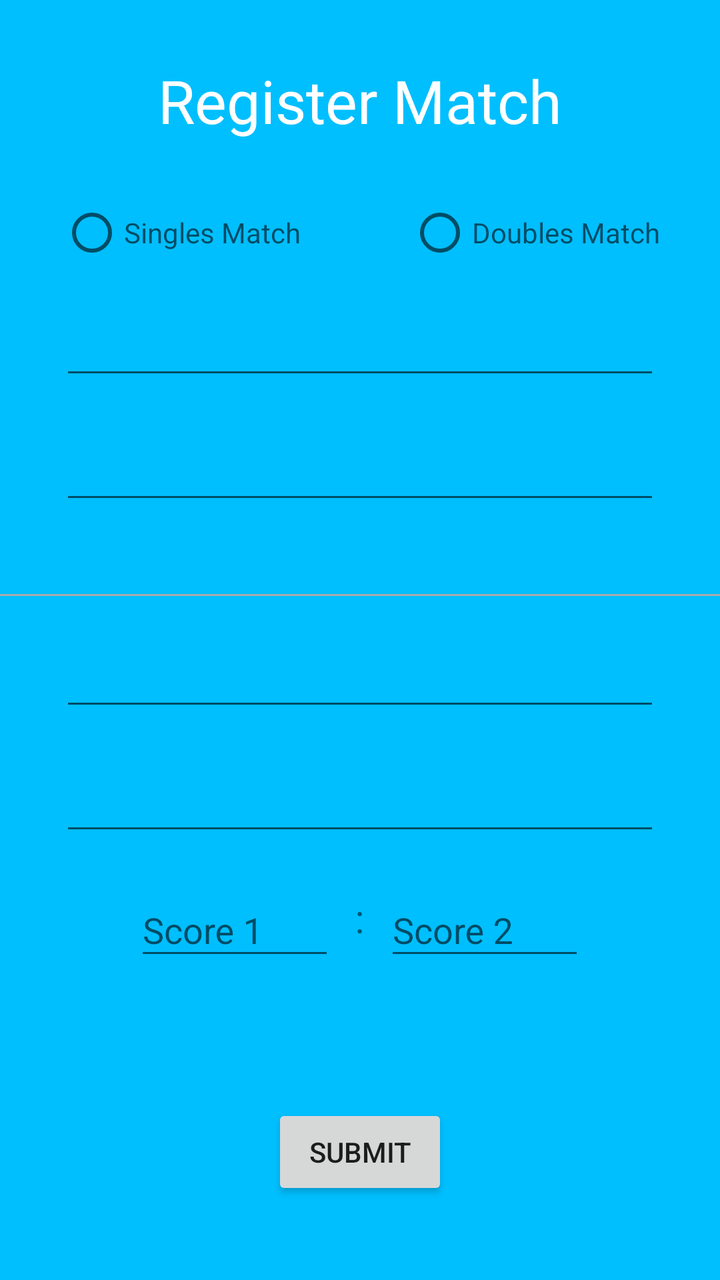
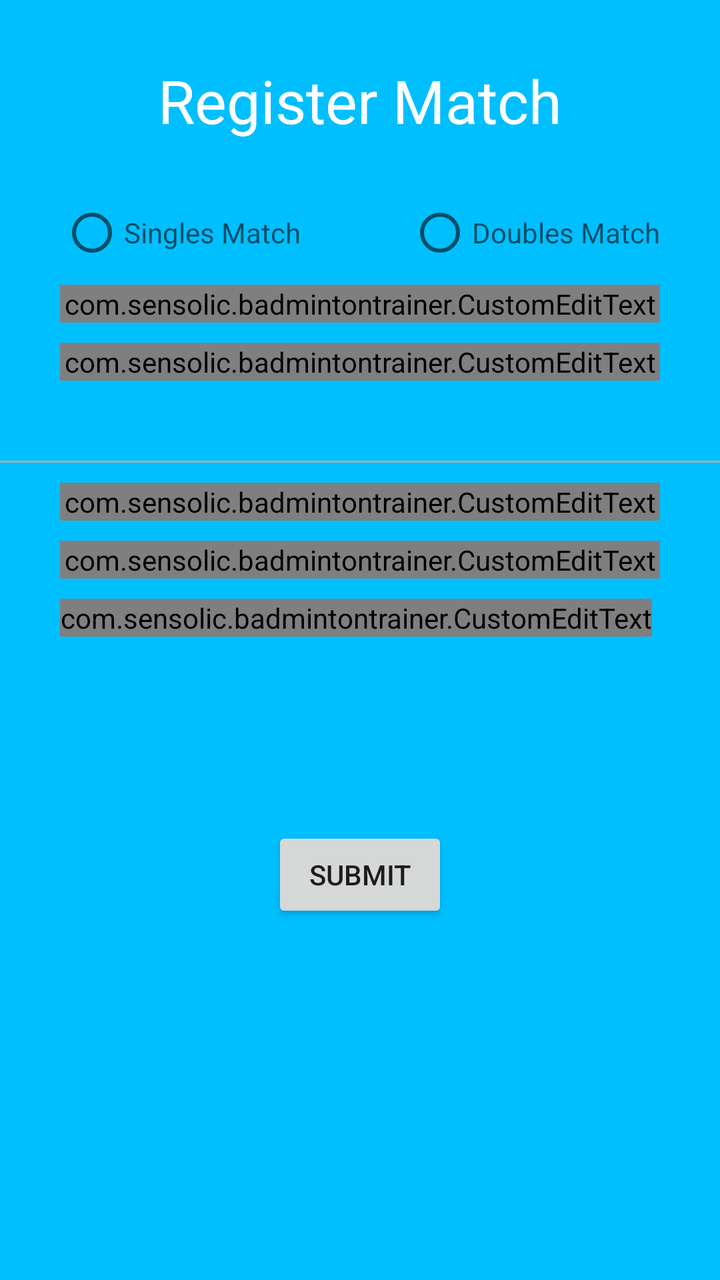

Compare the two renders of this Android layout. The source of the first and the diff that turns it into the second are given below.
<!-- AndroidManifest.xml: application theme AppTheme -->
<!-- res/layout/activity_register_match.xml -->
<?xml version="1.0" encoding="utf-8"?>
<ScrollView xmlns:android="http://schemas.android.com/apk/res/android"
    xmlns:tools="http://schemas.android.com/tools"
    android:id="@+id/registerMatchScrollView"
    android:layout_width="match_parent"
    android:layout_height="match_parent"
    android:background="@color/colorPrimaryDark"
    tools:context=".RegisterMatchActivity">

    <LinearLayout
        android:id="@+id/registerMatchContainer"
        android:layout_width="match_parent"
        android:layout_height="wrap_content"
        android:orientation="vertical">

        <TextView
            android:id="@+id/registerMatchHeadline"
            android:layout_width="wrap_content"
            android:layout_height="wrap_content"
            android:layout_gravity="center"
            android:layout_margin="@dimen/marginRegisterMatch"
            android:text="@string/registerMatchHeadline"
            android:textColor="@color/colorRegisterMatch"
            android:textSize="30sp" />

        <RadioGroup
            android:id="@+id/matchTypeSelector"
            android:layout_width="wrap_content"
            android:layout_height="wrap_content"
            android:layout_marginStart="30dp"
            android:layout_marginEnd="30dp"
            android:orientation="horizontal">

            <RadioButton
                android:id="@+id/singlesMatchSelector"
                android:layout_width="wrap_content"
                android:layout_height="wrap_content"
                android:hint="Singles Match" />

            <View
                android:layout_width="0dp"
                android:layout_height="0dp"
                android:layout_weight="1" />

            <RadioButton
                android:id="@+id/doublesMatchSelector"
                android:layout_width="wrap_content"
                android:layout_height="wrap_content"
                android:hint="Doubles Match" />
        </RadioGroup>

        <com.google.android.material.textfield.TextInputLayout
            android:id="@+id/team1player1"
            android:layout_width="match_parent"
            android:layout_height="wrap_content"
            android:layout_marginStart="30dp"
            android:layout_marginTop="10dp"
            android:layout_marginEnd="30dp">

            <EditText
                android:id="@+id/player1editText"
                android:layout_width="match_parent"
                android:layout_height="wrap_content"
                android:layout_gravity="center"
                android:inputType="text"
                android:lines="1"
                android:minWidth="233dp" />
        </com.google.android.material.textfield.TextInputLayout>

        <com.google.android.material.textfield.TextInputLayout
            android:id="@+id/team1player2"
            android:layout_width="match_parent"
            android:layout_height="wrap_content"
            android:layout_marginStart="30dp"
            android:layout_marginTop="10dp"
            android:layout_marginEnd="30dp">

            <EditText
                android:id="@+id/player2editText"
                android:layout_width="match_parent"
                android:layout_height="wrap_content"
                android:layout_gravity="center"
                android:inputType="text"
                android:lines="1"
                android:minWidth="233dp" />
        </com.google.android.material.textfield.TextInputLayout>

        <View
            android:layout_width="match_parent"
            android:layout_height="1dp"
            android:layout_marginTop="40dp"
            android:background="@android:color/darker_gray"/>

        <com.google.android.material.textfield.TextInputLayout
            android:id="@+id/team2player1"
            android:layout_width="match_parent"
            android:layout_height="wrap_content"
            android:layout_marginStart="30dp"
            android:layout_marginTop="10dp"
            android:layout_marginEnd="30dp">

            <EditText
                android:id="@+id/player3editText"
                android:layout_width="match_parent"
                android:layout_height="wrap_content"
                android:layout_gravity="center"
                android:inputType="text"
                android:lines="1"
                android:minWidth="233dp" />
        </com.google.android.material.textfield.TextInputLayout>

        <com.google.android.material.textfield.TextInputLayout
            android:id="@+id/team2player2"
            android:layout_width="match_parent"
            android:layout_height="wrap_content"
            android:layout_marginStart="30dp"
            android:layout_marginTop="10dp"
            android:layout_marginEnd="30dp">

            <EditText
                android:id="@+id/player4editText"
                android:layout_width="match_parent"
                android:layout_height="wrap_content"
                android:layout_gravity="center"
                android:inputType="text"
                android:lines="1"
                android:minWidth="233dp" />
        </com.google.android.material.textfield.TextInputLayout>

        <LinearLayout
            android:layout_width="match_parent"
            android:layout_height="wrap_content"
            android:layout_marginStart="30dp"
            android:layout_marginTop="10dp"
            android:layout_marginEnd="30dp"
            android:orientation="horizontal">

            <Space
                android:layout_width="0dp"
                android:layout_height="0dp"
                android:layout_weight="2" />

            <com.google.android.material.textfield.TextInputLayout
                android:layout_width="wrap_content"
                android:layout_height="wrap_content"
                android:hint="@string/score1Hint">

                <EditText
                    android:id="@+id/scoreTeam1"
                    android:layout_width="wrap_content"
                    android:layout_height="wrap_content"
                    android:layout_gravity="center"
                    android:inputType="number"
                    android:maxWidth="150dp"
                    android:minWidth="100dp"
                    android:textAlignment="center" />
            </com.google.android.material.textfield.TextInputLayout>

            <TextView
                android:layout_width="wrap_content"
                android:layout_height="wrap_content"
                android:layout_gravity="center"
                android:layout_margin="10dp"
                android:text="@string/scoreSeparator"
                android:textSize="20sp" />

            <com.google.android.material.textfield.TextInputLayout
                android:layout_width="wrap_content"
                android:layout_height="wrap_content"
                android:hint="@string/score2Hint">

                <EditText
                    android:id="@+id/scoreTeam2"
                    android:layout_width="wrap_content"
                    android:layout_height="wrap_content"
                    android:layout_gravity="center"
                    android:inputType="number"
                    android:maxWidth="150dp"
                    android:minWidth="100dp"
                    android:textAlignment="center" />
            </com.google.android.material.textfield.TextInputLayout>

            <Space
                android:layout_width="0dp"
                android:layout_height="0dp"
                android:layout_weight="2" />

        </LinearLayout>

        <TextView
            android:id="@+id/errorText"
            android:layout_width="match_parent"
            android:layout_height="wrap_content"
            android:layout_gravity="center"
            android:layout_marginStart="30dp"
            android:layout_marginTop="20dp"
            android:layout_marginEnd="30dp"
            android:text=""
            android:textAlignment="center"
            android:textColor="@color/colorError"
            android:textSize="20sp" />

        <Button
            android:id="@+id/submitButton"
            android:layout_width="wrap_content"
            android:layout_height="wrap_content"
            android:layout_gravity="center"
            android:layout_marginTop="20dp"
            android:text="@string/submitButton" />

        <Space
            android:layout_width="0dp"
            android:layout_height="0dp"/>

    </LinearLayout>
</ScrollView>
<!-- resources referenced by this layout -->
<resources>
  <color name="colorError">#FF0000</color>
  <color name="colorPrimaryDark">#00BFFF</color>
  <color name="colorRegisterMatch">#FFFFFF</color>
  <dimen name="marginRegisterMatch">30dp</dimen>
  <string name="registerMatchHeadline">Register Match</string>
  <string name="score1Hint">Score 1 </string>
  <string name="score2Hint">Score 2 </string>
  <string name="scoreSeparator">:</string>
  <string name="submitButton">Submit</string>
  <style name="AppTheme" parent="Theme.AppCompat.Light.NoActionBar">
          
          <item name="colorPrimary">@color/colorPrimary</item>
          <item name="colorPrimaryDark">@color/colorPrimaryDark</item>
          <item name="colorAccent">@color/colorAccent</item>
      </style>
  <color name="colorPrimary">#6200EE</color>
  <color name="colorAccent">#03DAC5</color>
</resources>

<!-- the commit's change to res/layout/activity_register_match.xml (unified diff, before → after) -->
@@ -4,10 +4,12 @@
     android:id="@+id/registerMatchScrollView"
     android:layout_width="match_parent"
     android:layout_height="match_parent"
+    android:focusable="true"
+    android:focusableInTouchMode="true"
     android:background="@color/colorPrimaryDark"
     tools:context=".RegisterMatchActivity">
 
-    <LinearLayout
+    <RelativeLayout
         android:id="@+id/registerMatchContainer"
         android:layout_width="match_parent"
         android:layout_height="wrap_content"
@@ -17,7 +19,8 @@
             android:id="@+id/registerMatchHeadline"
             android:layout_width="wrap_content"
             android:layout_height="wrap_content"
-            android:layout_gravity="center"
+            android:layout_centerInParent="true"
+            android:layout_alignParentTop="true"
             android:layout_margin="@dimen/marginRegisterMatch"
             android:text="@string/registerMatchHeadline"
             android:textColor="@color/colorRegisterMatch"
@@ -29,6 +32,7 @@
             android:layout_height="wrap_content"
             android:layout_marginStart="30dp"
             android:layout_marginEnd="30dp"
+            android:layout_below="@id/registerMatchHeadline"
             android:orientation="horizontal">
 
             <RadioButton
@@ -53,16 +57,17 @@
             android:id="@+id/team1player1"
             android:layout_width="match_parent"
             android:layout_height="wrap_content"
-            android:layout_marginStart="30dp"
-            android:layout_marginTop="10dp"
-            android:layout_marginEnd="30dp">
-
-            <EditText
+            android:layout_below="@id/matchTypeSelector"
+            android:layout_marginStart="30dp"
+            android:layout_marginTop="10dp"
+            android:layout_marginEnd="30dp">
+
+            <com.sensolic.badmintontrainer.CustomEditText
                 android:id="@+id/player1editText"
                 android:layout_width="match_parent"
                 android:layout_height="wrap_content"
                 android:layout_gravity="center"
-                android:inputType="text"
+                android:inputType="textPersonName"
                 android:lines="1"
                 android:minWidth="233dp" />
         </com.google.android.material.textfield.TextInputLayout>
@@ -71,23 +76,26 @@
             android:id="@+id/team1player2"
             android:layout_width="match_parent"
             android:layout_height="wrap_content"
-            android:layout_marginStart="30dp"
-            android:layout_marginTop="10dp"
-            android:layout_marginEnd="30dp">
-
-            <EditText
+            android:layout_below="@id/team1player1"
+            android:layout_marginStart="30dp"
+            android:layout_marginTop="10dp"
+            android:layout_marginEnd="30dp">
+
+            <com.sensolic.badmintontrainer.CustomEditText
                 android:id="@+id/player2editText"
                 android:layout_width="match_parent"
                 android:layout_height="wrap_content"
                 android:layout_gravity="center"
-                android:inputType="text"
+                android:inputType="textPersonName"
                 android:lines="1"
                 android:minWidth="233dp" />
         </com.google.android.material.textfield.TextInputLayout>
 
         <View
+            android:id="@+id/playerSeparator"
             android:layout_width="match_parent"
             android:layout_height="1dp"
+            android:layout_below="@id/team1player2"
             android:layout_marginTop="40dp"
             android:background="@android:color/darker_gray"/>
 
@@ -95,16 +103,17 @@
             android:id="@+id/team2player1"
             android:layout_width="match_parent"
             android:layout_height="wrap_content"
-            android:layout_marginStart="30dp"
-            android:layout_marginTop="10dp"
-            android:layout_marginEnd="30dp">
-
-            <EditText
+            android:layout_below="@id/playerSeparator"
+            android:layout_marginStart="30dp"
+            android:layout_marginTop="10dp"
+            android:layout_marginEnd="30dp">
+
+            <com.sensolic.badmintontrainer.CustomEditText
                 android:id="@+id/player3editText"
                 android:layout_width="match_parent"
                 android:layout_height="wrap_content"
                 android:layout_gravity="center"
-                android:inputType="text"
+                android:inputType="textPersonName"
                 android:lines="1"
                 android:minWidth="233dp" />
         </com.google.android.material.textfield.TextInputLayout>
@@ -113,23 +122,26 @@
             android:id="@+id/team2player2"
             android:layout_width="match_parent"
             android:layout_height="wrap_content"
-            android:layout_marginStart="30dp"
-            android:layout_marginTop="10dp"
-            android:layout_marginEnd="30dp">
-
-            <EditText
+            android:layout_below="@id/team2player1"
+            android:layout_marginStart="30dp"
+            android:layout_marginTop="10dp"
+            android:layout_marginEnd="30dp">
+
+            <com.sensolic.badmintontrainer.CustomEditText
                 android:id="@+id/player4editText"
                 android:layout_width="match_parent"
                 android:layout_height="wrap_content"
                 android:layout_gravity="center"
-                android:inputType="text"
+                android:inputType="textPersonName"
                 android:lines="1"
                 android:minWidth="233dp" />
         </com.google.android.material.textfield.TextInputLayout>
 
         <LinearLayout
-            android:layout_width="match_parent"
-            android:layout_height="wrap_content"
+            android:id="@+id/scoreContainer"
+            android:layout_width="match_parent"
+            android:layout_height="wrap_content"
+            android:layout_below="@id/team2player2"
             android:layout_marginStart="30dp"
             android:layout_marginTop="10dp"
             android:layout_marginEnd="30dp"
@@ -145,7 +157,7 @@
                 android:layout_height="wrap_content"
                 android:hint="@string/score1Hint">
 
-                <EditText
+                <com.sensolic.badmintontrainer.CustomEditText
                     android:id="@+id/scoreTeam1"
                     android:layout_width="wrap_content"
                     android:layout_height="wrap_content"
@@ -169,7 +181,7 @@
                 android:layout_height="wrap_content"
                 android:hint="@string/score2Hint">
 
-                <EditText
+                <com.sensolic.badmintontrainer.CustomEditText
                     android:id="@+id/scoreTeam2"
                     android:layout_width="wrap_content"
                     android:layout_height="wrap_content"
@@ -191,6 +203,7 @@
             android:id="@+id/errorText"
             android:layout_width="match_parent"
             android:layout_height="wrap_content"
+            android:layout_below="@id/scoreContainer"
             android:layout_gravity="center"
             android:layout_marginStart="30dp"
             android:layout_marginTop="20dp"
@@ -203,14 +216,11 @@
         <Button
             android:id="@+id/submitButton"
             android:layout_width="wrap_content"
-            android:layout_height="wrap_content"
-            android:layout_gravity="center"
+            android:layout_height="match_parent"
+            android:layout_below="@id/errorText"
+            android:layout_centerInParent="true"
             android:layout_marginTop="20dp"
             android:text="@string/submitButton" />
 
-        <Space
-            android:layout_width="0dp"
-            android:layout_height="0dp"/>
-
-    </LinearLayout>
+    </RelativeLayout>
 </ScrollView>
